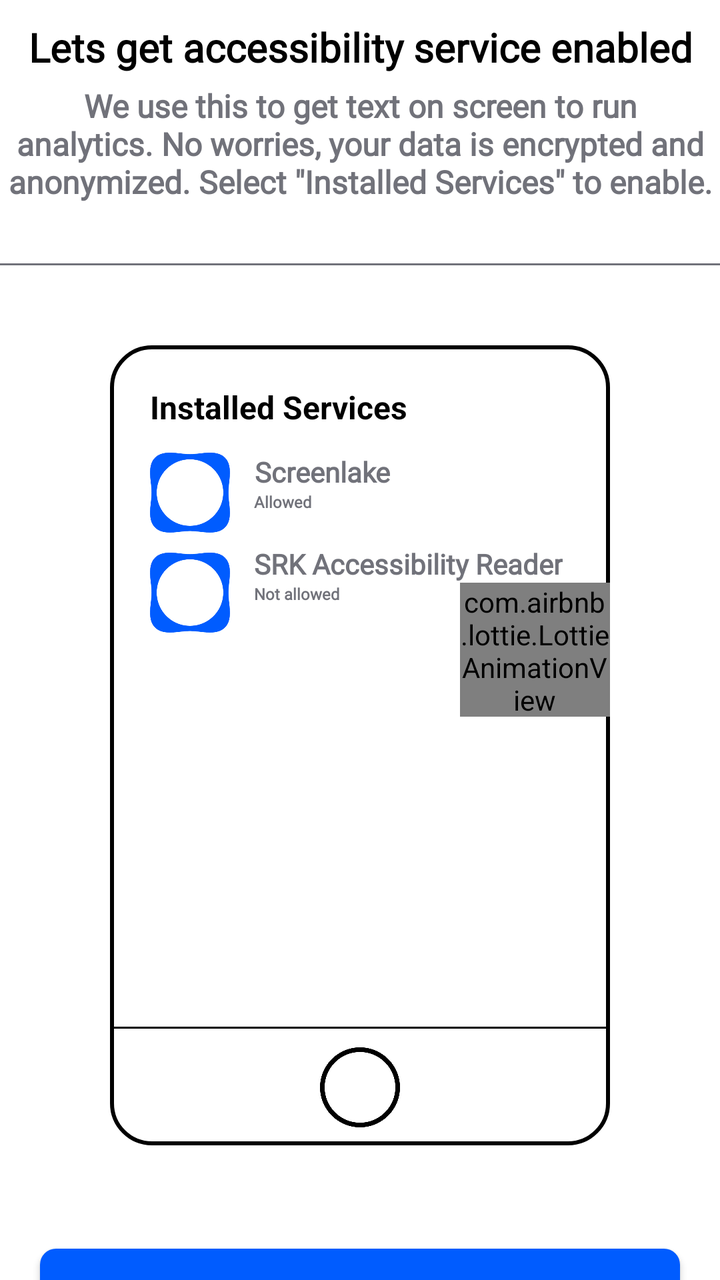
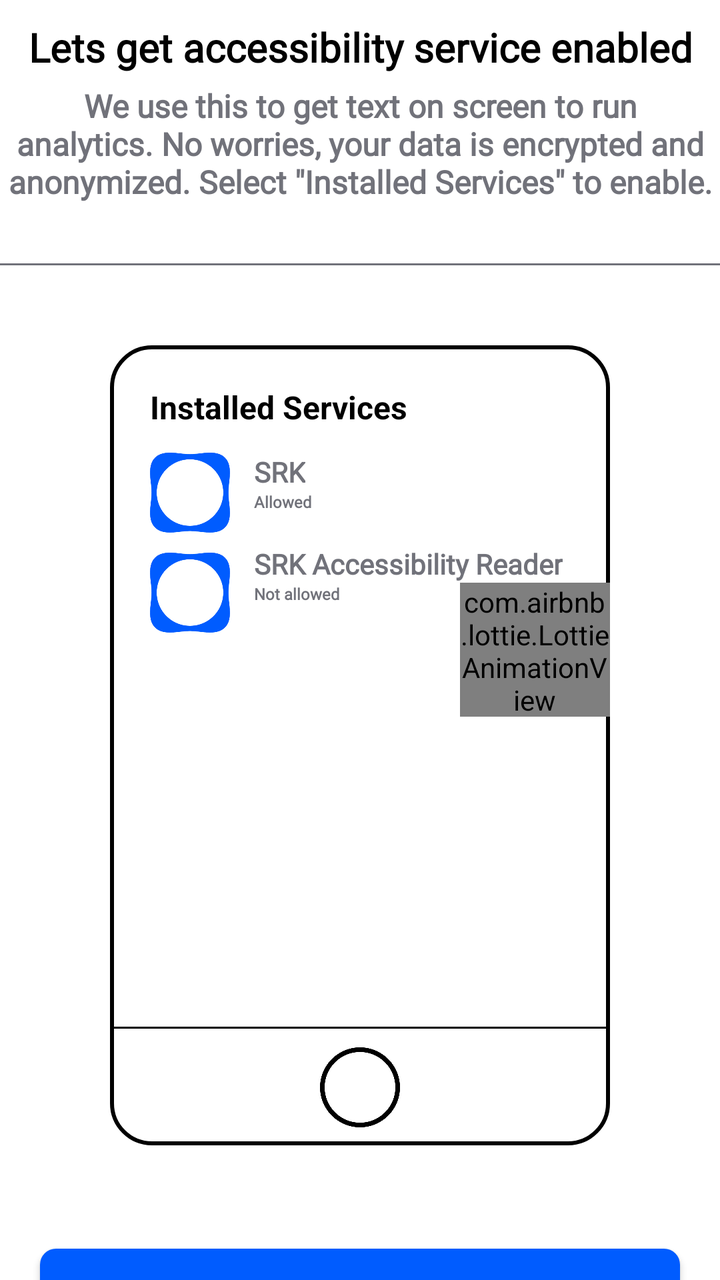

Screens rendered from an Android XML layout before and after an edit, with the pre-edit source and the edit as a unified diff.
<!-- AndroidManifest.xml: application theme Theme.Screenlake -->
<!-- res/layout/fragment_accessibility_access_select.xml -->
<?xml version="1.0" encoding="utf-8"?>
<androidx.core.widget.NestedScrollView xmlns:android="http://schemas.android.com/apk/res/android"
    xmlns:app="http://schemas.android.com/apk/res-auto"
    xmlns:tools="http://schemas.android.com/tools"
    android:layout_width="match_parent"
    android:layout_height="match_parent"
    android:fillViewport="true"
    tools:context=".ui.fragments.onboarding.UsageAccessSelectFragment">

        <LinearLayout
            android:id="@+id/linearLayout"
            android:layout_width="match_parent"
            android:layout_height="wrap_content"
            android:gravity="center"
            android:orientation="vertical"
            app:layout_constraintEnd_toEndOf="parent"
            app:layout_constraintStart_toStartOf="parent"
            app:layout_constraintTop_toTopOf="parent">


            <TextView
                android:layout_width="match_parent"
                android:layout_height="wrap_content"
                android:fontFamily="@font/inter_black"
                android:gravity="center"
                android:paddingTop="10dp"
                android:paddingBottom="5dp"
                android:text="Lets get accessibility service enabled"
                android:textColor="?attr/colorOnSurface"
                android:textSize="20sp"
                android:textStyle="bold"
                android:typeface="sans" />

            <TextView
                android:layout_width="match_parent"
                android:layout_height="wrap_content"
                android:fontFamily="@font/inter_light"
                android:gravity="center"
                android:paddingBottom="10dp"
                android:text="We use this to get text on screen to run analytics. No worries, your data is encrypted and anonymized. Select &quot;Installed Services&quot; to enable."
                android:textColor="@color/screenlake_light_gray"
                android:textSize="16sp"
                android:textStyle="bold"
                android:typeface="sans" />

            <ImageView
                android:layout_width="match_parent"
                android:layout_height="1dp"
                android:layout_marginTop="20dp"
                android:layout_marginBottom="20dp"
                android:background="@color/screenlake_light_gray" />

            <androidx.constraintlayout.widget.ConstraintLayout
                android:layout_width="250dp"
                android:layout_height="400dp"
                android:layout_marginTop="20dp"
                android:layout_marginBottom="20dp"
                android:background="@drawable/example_phone">

                <TextView
                    android:id="@+id/textView2"
                    android:layout_width="match_parent"
                    android:layout_height="wrap_content"
                    android:layout_margin="20dp"
                    android:layout_marginTop="40dp"
                    android:text="Installed Services"
                    android:textColor="@color/black"
                    android:textSize="16sp"
                    android:textStyle="bold"
                    android:typeface="sans"
                    app:layout_constraintEnd_toEndOf="parent"
                    app:layout_constraintStart_toStartOf="parent"
                    app:layout_constraintTop_toTopOf="parent" />

                <ImageView
                    android:id="@+id/imageView"
                    android:layout_width="match_parent"
                    android:layout_height="1dp"
                    android:background="@color/black"
                    app:layout_constraintBottom_toBottomOf="parent"
                    app:layout_constraintTop_toTopOf="parent"
                    app:layout_constraintVertical_bias="0.854"
                    tools:layout_editor_absoluteX="0dp" />

                <ImageView
                    android:id="@+id/imageView3"
                    android:layout_width="40dp"
                    android:layout_height="40dp"
                    android:layout_marginStart="20dp"
                    android:layout_marginTop="12dp"
                    android:background="@drawable/logo_just_square_small"
                    app:layout_constraintStart_toStartOf="parent"
                    app:layout_constraintTop_toBottomOf="@+id/textView2" />

                <ImageView
                    android:id="@+id/imageView2"
                    android:layout_width="40dp"
                    android:layout_height="40dp"
                    android:layout_marginStart="20dp"
                    android:layout_marginTop="10dp"
                    android:background="@drawable/logo_just_square_small"
                    app:layout_constraintStart_toStartOf="parent"
                    app:layout_constraintTop_toBottomOf="@+id/imageView3" />

                <com.airbnb.lottie.LottieAnimationView
                    android:id="@+id/animation_view2"
                    android:layout_width="75dp"
                    android:layout_height="67dp"
                    app:layout_constraintEnd_toEndOf="parent"
                    app:layout_constraintTop_toBottomOf="@+id/textView6"
                    app:lottie_autoPlay="true"
                    app:lottie_loop="true"
                    app:lottie_rawRes="@raw/toggle_animation" />

                <TextView
                    android:id="@+id/textView3"
                    android:layout_width="wrap_content"
                    android:layout_height="wrap_content"
                    android:layout_marginStart="12dp"
                    android:layout_marginTop="12dp"
                    android:fontFamily="@font/inter_light"
                    android:gravity="center"
                    android:text="Screenlake"
                    android:textColor="@color/screenlake_light_gray"
                    android:textSize="14sp"
                    android:textStyle="bold"
                    android:typeface="sans"
                    app:layout_constraintStart_toEndOf="@+id/imageView2"
                    app:layout_constraintTop_toBottomOf="@+id/textView2" />

                <TextView
                    android:id="@+id/textView6"
                    android:layout_width="wrap_content"
                    android:layout_height="wrap_content"
                    android:layout_marginStart="12dp"
                    android:layout_marginTop="16dp"
                    android:fontFamily="@font/inter_light"
                    android:gravity="center"
                    android:text="SRK Accessibility Reader"
                    android:textColor="@color/screenlake_light_gray"
                    android:textSize="14sp"
                    android:textStyle="bold"
                    android:typeface="sans"
                    app:layout_constraintStart_toEndOf="@+id/imageView2"
                    app:layout_constraintTop_toBottomOf="@+id/textView4" />

                <TextView
                    android:id="@+id/textView4"
                    android:layout_width="wrap_content"
                    android:layout_height="wrap_content"
                    android:layout_marginStart="12dp"
                    android:fontFamily="@font/inter_light"
                    android:gravity="center"
                    android:text="Allowed"
                    android:textColor="@color/screenlake_light_gray"
                    android:textSize="8sp"
                    android:textStyle="bold"
                    android:typeface="sans"
                    app:layout_constraintEnd_toEndOf="parent"
                    app:layout_constraintHorizontal_bias="0.0"
                    app:layout_constraintStart_toEndOf="@+id/imageView2"
                    app:layout_constraintTop_toBottomOf="@+id/textView3" />


                <TextView
                    android:id="@+id/textView7"
                    android:layout_width="wrap_content"
                    android:layout_height="wrap_content"
                    android:layout_marginStart="12dp"
                    android:fontFamily="@font/inter_light"
                    android:gravity="center"
                    android:text="Not allowed"
                    android:textColor="@color/screenlake_light_gray"
                    android:textSize="8sp"
                    android:textStyle="bold"
                    android:typeface="sans"
                    app:layout_constraintEnd_toEndOf="parent"
                    app:layout_constraintHorizontal_bias="0.0"
                    app:layout_constraintStart_toEndOf="@+id/imageView2"
                    app:layout_constraintTop_toBottomOf="@+id/textView6" />

                <ImageView
                    android:layout_width="40dp"
                    android:layout_height="40dp"
                    android:layout_marginStart="100dp"
                    android:layout_marginEnd="100dp"
                    android:background="@drawable/circle_icon"
                    app:layout_constraintBottom_toBottomOf="parent"
                    app:layout_constraintEnd_toEndOf="parent"
                    app:layout_constraintStart_toStartOf="parent"
                    app:layout_constraintTop_toBottomOf="@+id/imageView" />
            </androidx.constraintlayout.widget.ConstraintLayout>

            <LinearLayout
                android:layout_width="match_parent"
                android:layout_height="wrap_content"
                android:layout_marginBottom="10dp"
                android:orientation="vertical">

                <LinearLayout
                    android:layout_width="match_parent"
                    android:layout_height="wrap_content"
                    android:gravity="center"
                    android:orientation="horizontal" />
            </LinearLayout>

            <TextView
                android:id="@+id/usuageAccessSelectFragmentError"
                android:layout_width="match_parent"
                android:layout_height="wrap_content"
                android:fontFamily="@font/inter_light"
                android:gravity="center"
                android:text="Please enable usage access"
                android:textColor="@color/design_default_color_error"
                android:textSize="16sp"
                android:typeface="sans"
                android:visibility="invisible"
                app:layout_constraintBottom_toTopOf="@+id/usuageAccessSelectFragmentNext"
                app:layout_constraintEnd_toEndOf="parent"
                app:layout_constraintStart_toStartOf="parent"
                app:layout_constraintTop_toBottomOf="@+id/linearLayout"
                app:layout_constraintVertical_bias="0.0" />

            <androidx.appcompat.widget.AppCompatButton
                android:id="@+id/accessibilityAccessSelectFragmentNext"
                android:layout_width="match_parent"
                android:layout_height="55dp"
                android:layout_gravity="center"
                android:layout_marginStart="20dp"
                android:layout_marginEnd="20dp"
                android:background="@drawable/standart_rounding"
                android:fontFamily="@font/inter_semibold"
                android:text="Next"
                android:textAppearance="@style/TextAppearance.AppCompat.Medium"
                android:textColor="@color/white"
                app:layout_constraintTop_toBottomOf="@+id/usuageAccessSelectFragmentError"
                tools:layout_editor_absoluteX="20dp" />
        </LinearLayout>


</androidx.core.widget.NestedScrollView>
<!-- resources referenced by this layout -->
<resources>
  <color name="black">#FF000000</color>
  <color name="screenlake_light_gray">#71727A</color>
  <color name="white">#FFFFFFFF</color>
  <!-- drawable circle_icon: png bitmap (drawable, 16668 bytes) -->
  <!-- drawable example_phone (drawable) -->
  <?xml version="1.0" encoding="utf-8"?>
  <shape xmlns:android="http://schemas.android.com/apk/res/android"
      android:shape="rectangle"
      android:padding="10dp">
  
      <stroke
          android:width="2dp"
          android:color="@color/black" />
      <corners
          android:radius="20dp" />
  </shape>
  <!-- drawable logo_just_square_small: png bitmap (drawable, 5946 bytes) -->
  <!-- drawable standart_rounding (drawable) -->
  <?xml version="1.0" encoding="utf-8"?>
  <shape xmlns:android="http://schemas.android.com/apk/res/android"
      android:shape="rectangle"
      android:padding="10dp">
  
      <solid android:color="@color/screenlake_main" />
      <corners
          android:bottomRightRadius="8dp"
          android:bottomLeftRadius="8dp"
          android:topLeftRadius="8dp"
          android:topRightRadius="8dp" />
  </shape>
  <style name="Theme.Screenlake" parent="Theme.MaterialComponents.DayNight.NoActionBar">
          
          <item name="colorPrimary">@color/screenlake_main</item>
          <item name="colorPrimaryVariant">@color/screenlake_main</item>
          <item name="colorOnPrimary">@color/white</item>
          
          <item name="colorSecondary">@color/teal_200</item>
          <item name="colorSecondaryVariant">@color/teal_700</item>
          <item name="colorOnSecondary">@color/black</item>
          
          <item name="android:statusBarColor" tools:targetApi="l">@android:color/transparent</item>
          <item name="android:windowLayoutInDisplayCutoutMode" tools:targetApi="o_mr1">shortEdges</item>
      </style>
  <color name="screenlake_main">#005cff</color>
  <color name="teal_200">#FF03DAC5</color>
  <color name="teal_700">#FF018786</color>
</resources>

<!-- the commit's change to res/layout/fragment_accessibility_access_select.xml (unified diff, before → after) -->
@@ -120,7 +120,7 @@
                     android:layout_marginTop="12dp"
                     android:fontFamily="@font/inter_light"
                     android:gravity="center"
-                    android:text="Screenlake"
+                    android:text="@string/app_name"
                     android:textColor="@color/screenlake_light_gray"
                     android:textSize="14sp"
                     android:textStyle="bold"
@@ -136,7 +136,7 @@
                     android:layout_marginTop="16dp"
                     android:fontFamily="@font/inter_light"
                     android:gravity="center"
-                    android:text="SRK Accessibility Reader"
+                    android:text="@string/accessibility_service_label"
                     android:textColor="@color/screenlake_light_gray"
                     android:textSize="14sp"
                     android:textStyle="bold"
<!-- resource entries referenced after the edit -->
@@ -30,6 +30,8 @@
           android:topLeftRadius="8dp"
           android:topRightRadius="8dp" />
   </shape>
+  <string name="accessibility_service_label">SRK Accessibility Reader</string>
+  <string name="app_name">SRK</string>
   <style name="Theme.Screenlake" parent="Theme.MaterialComponents.DayNight.NoActionBar">
           
           <item name="colorPrimary">@color/screenlake_main</item>
